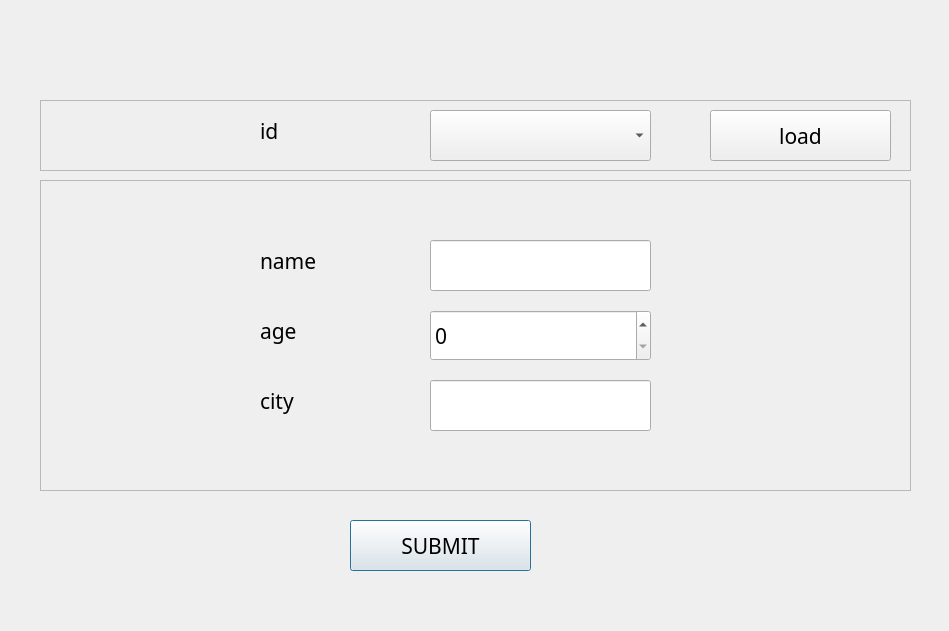
The window that ui/insertDialog.ui (SuhYeoJee/OrderManager) describes before a commit, drawn with Qt 5.
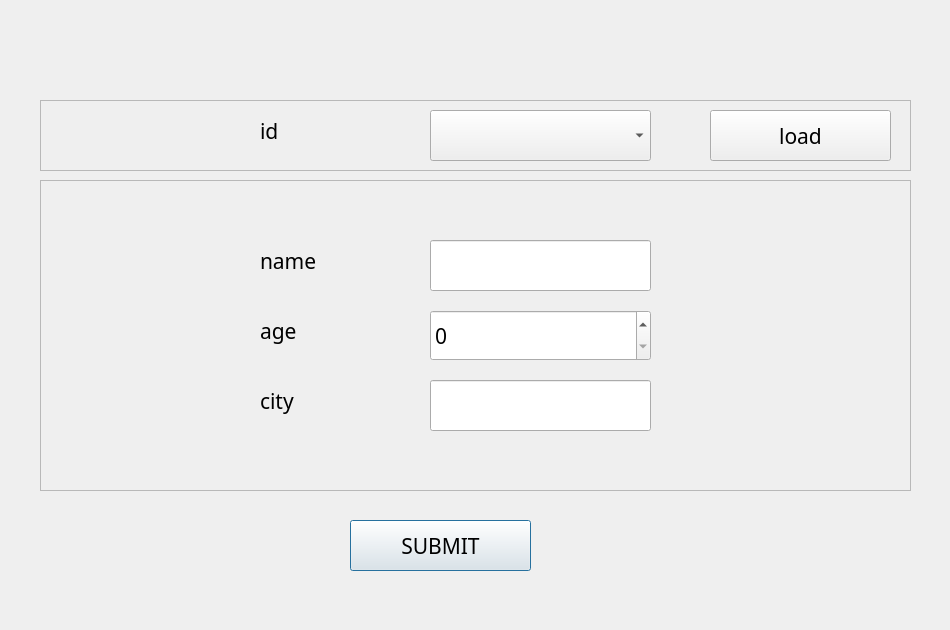
The same window after the commit.

```diff
--- a/ui/insertDialog.ui
+++ b/ui/insertDialog.ui
@@ -6,8 +6,8 @@
    <rect>
     <x>0</x>
     <y>0</y>
-    <width>949</width>
-    <height>631</height>
+    <width>950</width>
+    <height>630</height>
    </rect>
   </property>
   <property name="font">
```
